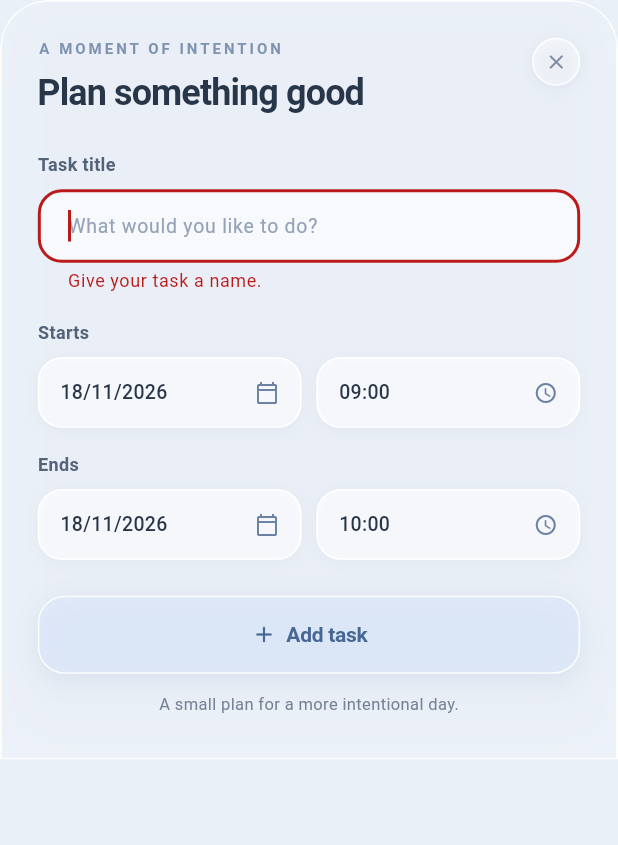
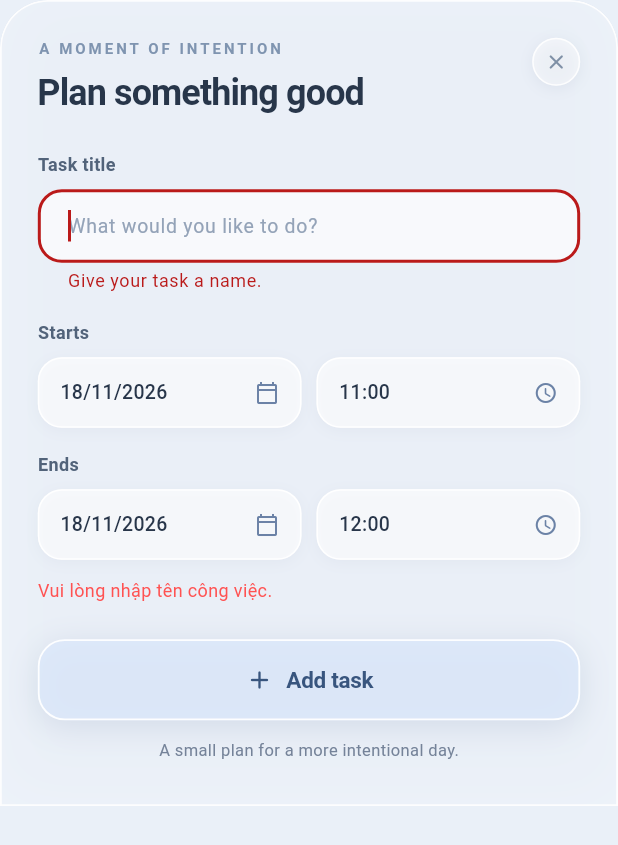
Before and after one commit to datlee27/To-do-list-app, a Flutter app: the TaskEditorSheet widget shown alone on an empty page, opened directly with empty values, after a tap on "Add task", on a phone screen of 412 x 824 dp. Shown: the top 845 px of the screen. Run offline on Flutter 3.47's test engine with Material 3 defaults, Android fonts, the phone set to English and light mode, and no system bars.

Commit message:
fix(ux,form): fix add task submit button hit-testing, auto-adjust time logic & keyboard done action

```diff
--- a/lib/widgets/bottom_dock_bar.dart
+++ b/lib/widgets/bottom_dock_bar.dart
@@ -55,10 +55,10 @@ class BottomDockBar extends StatelessWidget {
 
           const SizedBox(width: 12),
 
-          // Nút "+ Add task" dạng viên thuốc Liquid Glass
-          InkWell(
+          // Nút "+ Add task" dạng viên thuốc Liquid Glass (GestureDetector Opaque bắt trọn 100% diện tích bấm)
+          GestureDetector(
+            behavior: HitTestBehavior.opaque,
             onTap: onAddTask,
-            borderRadius: BorderRadius.circular(24),
             child: Container(
               padding: const EdgeInsets.symmetric(
                 horizontal: 18,
--- a/lib/widgets/task_editor_sheet.dart
+++ b/lib/widgets/task_editor_sheet.dart
@@ -49,9 +49,20 @@ class _TaskEditorSheetState extends State<TaskEditorSheet> {
       _endTime = TimeOfDay(hour: task.endDateTime.hour, minute: task.endDateTime.minute);
     } else {
       _startDate = widget.initialDate;
-      _startTime = const TimeOfDay(hour: 9, minute: 0);
+      final now = DateTime.now();
+      final isToday = widget.initialDate.year == now.year &&
+          widget.initialDate.month == now.month &&
+          widget.initialDate.day == now.day;
+
+      final startHour = isToday ? ((now.hour + 1) % 24) : 9;
+      _startTime = TimeOfDay(hour: startHour, minute: 0);
+
       _endDate = widget.initialDate;
-      _endTime = const TimeOfDay(hour: 10, minute: 0);
+      final endHour = (startHour + 1) % 24;
+      _endTime = TimeOfDay(hour: endHour, minute: 0);
+      if (endHour == 0 && startHour == 23) {
+        _endDate = widget.initialDate.add(const Duration(days: 1));
+      }
     }
   }
 
@@ -81,6 +92,9 @@ class _TaskEditorSheetState extends State<TaskEditorSheet> {
           }
         } else {
           _endDate = picked;
+          if (_endDate.isBefore(_startDate)) {
+            _startDate = _endDate;
+          }
         }
         _errorMessage = null;
       });
@@ -97,15 +111,35 @@ class _TaskEditorSheetState extends State<TaskEditorSheet> {
       setState(() {
         if (isStart) {
           _startTime = picked;
+          final isSameDay = _startDate.year == _endDate.year &&
+              _startDate.month == _endDate.month &&
+              _startDate.day == _endDate.day;
+          final startMinutes = picked.hour * 60 + picked.minute;
+          final endMinutes = _endTime.hour * 60 + _endTime.minute;
+          if (isSameDay && endMinutes <= startMinutes) {
+            final nextEnd = (startMinutes + 60) % (24 * 60);
+            _endTime = TimeOfDay(hour: nextEnd ~/ 60, minute: nextEnd % 60);
+            if (startMinutes + 60 >= 24 * 60) {
+              _endDate = _startDate.add(const Duration(days: 1));
+            }
+          }
         } else {
           _endTime = picked;
         }
+        _errorMessage = null;
       });
     }
   }
 
   void _handleSubmit() {
-    if (!(_formKey.currentState?.validate() ?? false)) return;
+    final title = _titleController.text.trim();
+    if (title.isEmpty) {
+      setState(() {
+        _errorMessage = 'Vui lòng nhập tên công việc.';
+      });
+      _formKey.currentState?.validate();
+      return;
+    }
 
     final startDateTime = DateTime(
       _startDate.year,
@@ -115,7 +149,7 @@ class _TaskEditorSheetState extends State<TaskEditorSheet> {
       _startTime.minute,
     );
 
-    final endDateTime = DateTime(
+    var endDateTime = DateTime(
       _endDate.year,
       _endDate.month,
       _endDate.day,
@@ -123,22 +157,21 @@ class _TaskEditorSheetState extends State<TaskEditorSheet> {
       _endTime.minute,
     );
 
+    // Tự động điều chỉnh nếu giờ kết thúc <= giờ bắt đầu (không bao giờ chặn người dùng)
     if (endDateTime.isBefore(startDateTime) || endDateTime.isAtSameMomentAs(startDateTime)) {
-      setState(() {
-        _errorMessage = 'End date and time must be after the start.';
-      });
-      return;
+      endDateTime = startDateTime.add(const Duration(hours: 1));
     }
 
     final task = TaskItem(
       id: widget.editingTask?.id ?? DateTime.now().millisecondsSinceEpoch.toString(),
-      title: _titleController.text.trim(),
+      title: title,
       startDateTime: startDateTime,
       endDateTime: endDateTime,
       isCompleted: widget.editingTask?.isCompleted ?? false,
       createdAt: widget.editingTask?.createdAt ?? DateTime.now(),
     );
 
+    FocusScope.of(context).unfocus();
     widget.onSave(task);
     Navigator.of(context).pop();
   }
@@ -265,6 +298,15 @@ class _TaskEditorSheetState extends State<TaskEditorSheet> {
                       TextFormField(
                         controller: _titleController,
                         autofocus: true,
+                        textInputAction: TextInputAction.done,
+                        onFieldSubmitted: (_) => _handleSubmit(),
+                        onChanged: (_) {
+                          if (_errorMessage != null) {
+                            setState(() {
+                              _errorMessage = null;
+                            });
+                          }
+                        },
                         style: const TextStyle(
                           fontSize: 14,
                           color: Color(0xFF28364A),
@@ -384,53 +426,48 @@ class _TaskEditorSheetState extends State<TaskEditorSheet> {
 
                       const SizedBox(height: 24),
 
-                      // Nút Submit chuẩn Liquid Glass (như src.zip)
-                      SizedBox(
+                      // Nút Submit dạng GestureDetector Opaque toàn diện (bấm bất kỳ vị trí nào cũng nhận)
+                      GestureDetector(
+                        behavior: HitTestBehavior.opaque,
+                        onTap: _handleSubmit,
+                        child: Container(
                           width: double.infinity,
-                        height: 52,
-                        child: Material(
-                          color: Colors.transparent,
-                          child: InkWell(
-                            onTap: _handleSubmit,
-                            borderRadius: BorderRadius.circular(18),
-                            child: Container(
-                              height: 52,
+                          height: 54,
                           decoration: BoxDecoration(
-                                color: const Color(0xFFDCE8FA).withValues(alpha: 0.70),
+                            color: const Color(0xFFDCE8FA).withValues(alpha: 0.85),
                             borderRadius: BorderRadius.circular(18),
                             border: Border.all(
-                                  color: Colors.white.withValues(alpha: 0.90),
-                                  width: 1.0,
+                              color: Colors.white.withValues(alpha: 0.95),
+                              width: 1.2,
                             ),
                             boxShadow: [
                               BoxShadow(
-                                    color: const Color(0xFF536E98).withValues(alpha: 0.12),
-                                    blurRadius: 16,
+                                color: const Color(0xFF536E98).withValues(alpha: 0.16),
+                                blurRadius: 18,
                                 offset: const Offset(0, 4),
                               ),
                             ],
                           ),
+                          alignment: Alignment.center,
                           child: Row(
                             mainAxisAlignment: MainAxisAlignment.center,
                             children: [
                               Icon(
                                 isEditing ? Icons.check_rounded : Icons.add_rounded,
-                                    size: 18,
-                                    color: const Color(0xFF476894),
+                                size: 20,
+                                color: const Color(0xFF38557E),
                               ),
-                                  const SizedBox(width: 6),
+                              const SizedBox(width: 8),
                               Text(
                                 isEditing ? 'Save changes' : 'Add task',
                                 style: const TextStyle(
-                                      fontSize: 14,
+                                  fontSize: 15,
                                   fontWeight: FontWeight.w600,
-                                      color: Color(0xFF476894),
+                                  color: Color(0xFF38557E),
                                   letterSpacing: -0.2,
                                 ),
                               ),
                             ],
-                              ),
-                            ),
                           ),
                         ),
                       ),
@@ -460,9 +497,9 @@ class _TaskEditorSheetState extends State<TaskEditorSheet> {
     required String text,
     required VoidCallback onTap,
   }) {
-    return InkWell(
+    return GestureDetector(
+      behavior: HitTestBehavior.opaque,
       onTap: onTap,
-      borderRadius: BorderRadius.circular(16),
       child: Container(
         padding: const EdgeInsets.symmetric(horizontal: 14, vertical: 13),
         decoration: BoxDecoration(
```
Also changed, not shown: lib/screens/todo_list_screen.dart (+6 -1 lines), 1 other file. Lines whose indentation alone changed are shown as unchanged.
